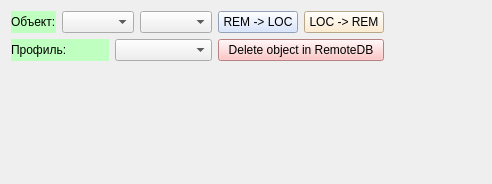
The window that qt/rem_db_window.ui (idergunoff/geovel_1.0) describes before a commit, drawn with Qt 5.
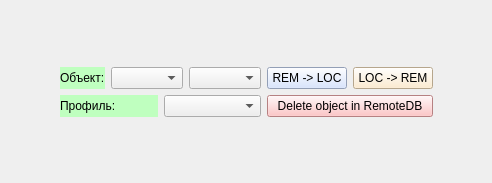
The same window after the commit.

Patch:
```diff
--- a/qt/rem_db_window.ui
+++ b/qt/rem_db_window.ui
@@ -7,14 +7,40 @@
     <x>0</x>
     <y>0</y>
     <width>492</width>
-    <height>184</height>
+    <height>183</height>
    </rect>
   </property>
   <property name="windowTitle">
    <string>RemoteDB</string>
   </property>
   <layout class="QGridLayout" name="gridLayout_8">
-   <item row="0" column="0">
+   <item row="1" column="2">
+    <spacer name="horizontalSpacer">
+     <property name="orientation">
+      <enum>Qt::Horizontal</enum>
+     </property>
+     <property name="sizeHint" stdset="0">
+      <size>
+       <width>40</width>
+       <height>20</height>
+      </size>
+     </property>
+    </spacer>
+   </item>
+   <item row="1" column="0">
+    <spacer name="horizontalSpacer_2">
+     <property name="orientation">
+      <enum>Qt::Horizontal</enum>
+     </property>
+     <property name="sizeHint" stdset="0">
+      <size>
+       <width>40</width>
+       <height>20</height>
+      </size>
+     </property>
+    </spacer>
+   </item>
+   <item row="1" column="1">
     <layout class="QGridLayout" name="gridLayout_7">
      <item row="0" column="0">
       <layout class="QGridLayout" name="gridLayout_5">
@@ -123,7 +149,7 @@
      </item>
     </layout>
    </item>
-   <item row="1" column="0">
+   <item row="2" column="1">
     <spacer name="verticalSpacer">
      <property name="orientation">
       <enum>Qt::Vertical</enum>
@@ -137,14 +163,14 @@
     </spacer>
    </item>
    <item row="0" column="1">
-    <spacer name="horizontalSpacer">
+    <spacer name="verticalSpacer_2">
      <property name="orientation">
-      <enum>Qt::Horizontal</enum>
+      <enum>Qt::Vertical</enum>
      </property>
      <property name="sizeHint" stdset="0">
       <size>
-       <width>40</width>
-       <height>20</height>
+       <width>20</width>
+       <height>40</height>
       </size>
      </property>
     </spacer>
```
